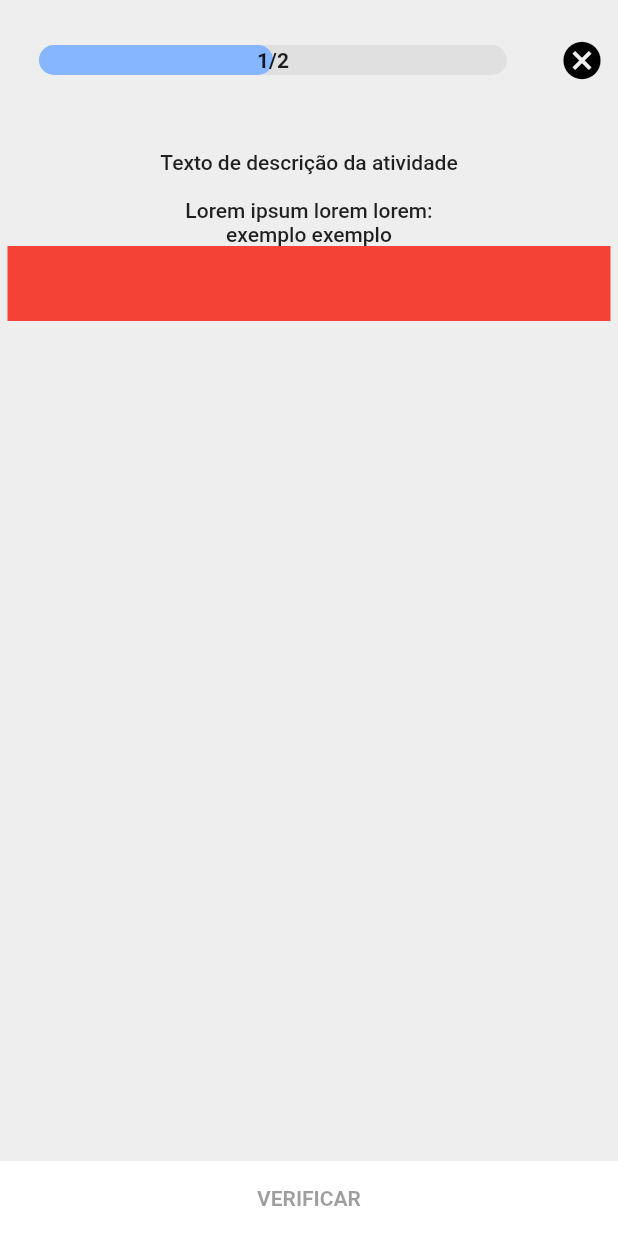
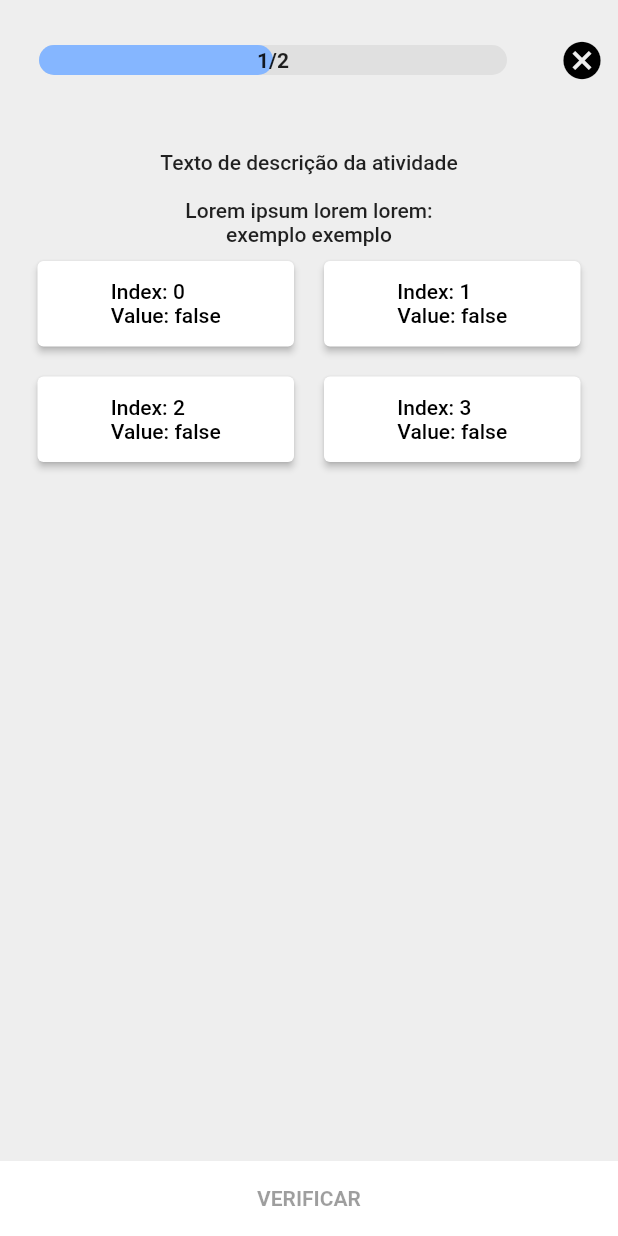
Before and after one commit to PazJulia/app, a Flutter app: the Pratica screen opened directly, on a phone screen of 412 x 824 dp. Run offline on Flutter 3.47's test engine with Material 2 defaults, Android fonts, the phone set to English and light mode, and no system bars; drawn by our look-alikes of percent_indicator; our stand-ins replace intro_slider, timelines.

Commit message:
adicionando botões na atv de escolha de código

```diff
--- a/lib/components/atividade-escolha-comandos.dart
+++ b/lib/components/atividade-escolha-comandos.dart
@@ -1,9 +1,48 @@
+import 'package:app/shared/values/colors.dart';
 import 'package:flutter/material.dart';
 
-class AtividadeEscolhaComandos extends StatelessWidget {
+class AtividadeEscolhaComandos extends StatefulWidget {
   const AtividadeEscolhaComandos({super.key});
+
+  @override
+  _AtividadeEscolhaComandosState createState() =>
+      _AtividadeEscolhaComandosState();
+}
+
+class _AtividadeEscolhaComandosState extends State<AtividadeEscolhaComandos> {
+  var clickedButtonPosition = [false, false, false, false];
+
   @override
   Widget build(BuildContext context) {
-    return Container(color: Colors.red, height: 50, width: double.infinity,);
+    return Container(
+      height: 300,
+      padding: const EdgeInsets.symmetric(horizontal: 20.0, vertical: 10),
+      child: GridView.builder(
+        itemCount: 4,
+        itemBuilder: (context, index) => SizedBox(
+          height: 20,
+          child: ElevatedButton(
+            onPressed: () {
+              setState(() {
+                clickedButtonPosition[index] = true;
+              });
+            },
+            style: ButtonStyle(
+              backgroundColor: clickedButtonPosition[index] == true
+                  ? MaterialStateProperty.all<Color>(secondaryColor)
+                  : MaterialStateProperty.all<Color>(primaryColor),
+            ),
+            child:
+                Text('Index: $index\nValue: ${clickedButtonPosition[index]}'),
+          ),
+        ),
+        gridDelegate: const SliverGridDelegateWithFixedCrossAxisCount(
+          childAspectRatio: 6 / 2,
+          crossAxisCount: 2,
+          mainAxisSpacing: 20,
+          crossAxisSpacing: 20,
+        ),
+      ),
+    );
   }
 }
```
